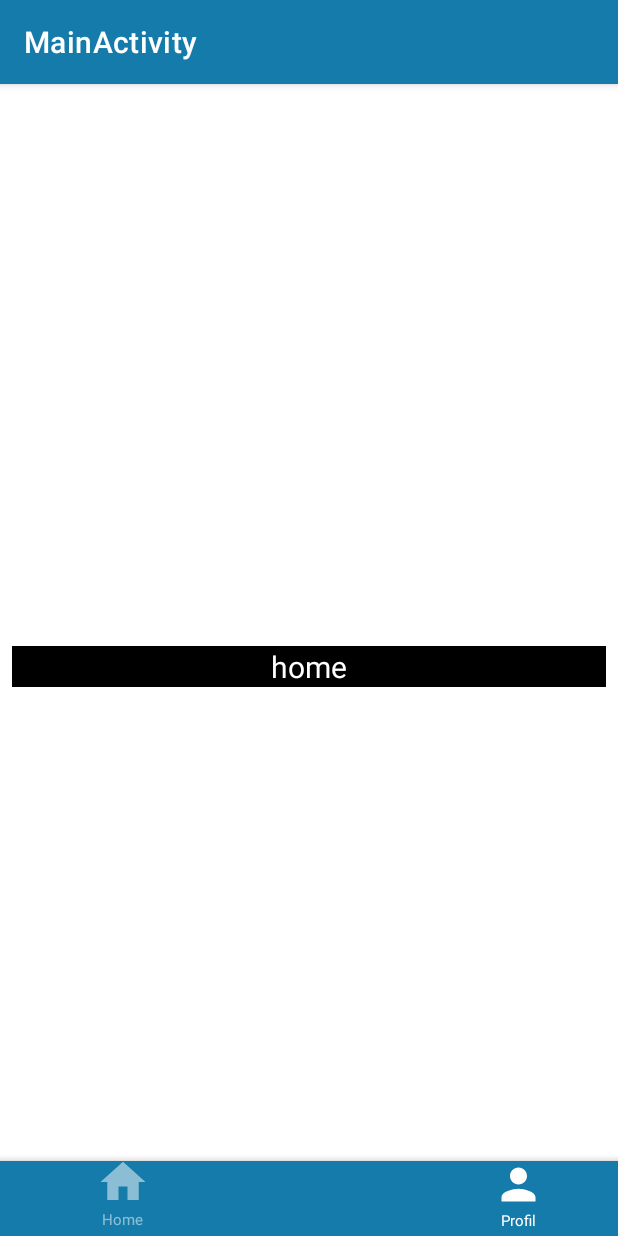
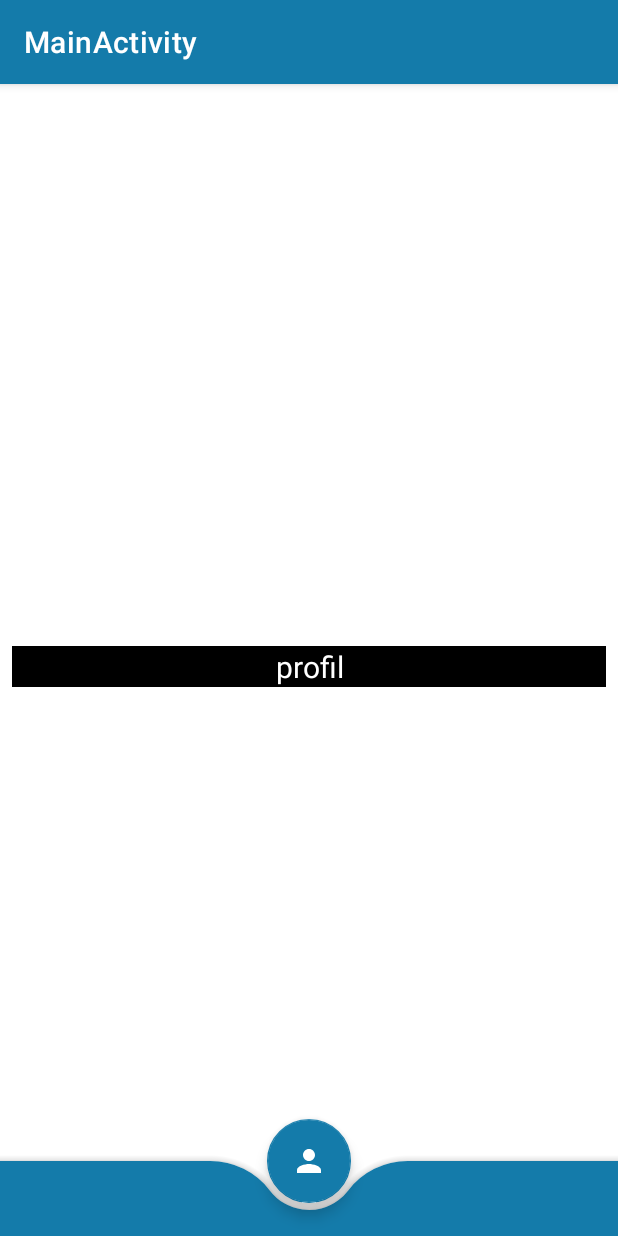
Before and after one commit to argassholeh/emsam, an Android app: the ActivityUtama screen opened directly, with no data from a screen before it, on a phone screen of 412 x 824 dp. Run offline under Robolectric (Android 15) with nearby library versions, the phone set to English and light mode, and no system bars; our stand-ins replace navigation-ui; libraries missing offline, so code that uses them is left out: com.developer.kalert.

Commit message:
Activity Utama

```diff
--- a/app/src/main/java/com/sholeh/emsam/ActivityUtama.java
+++ b/app/src/main/java/com/sholeh/emsam/ActivityUtama.java
@@ -3,6 +3,7 @@ package com.sholeh.emsam;
 import android.content.Context;
 import android.content.res.ColorStateList;
 import android.graphics.Color;
+import android.os.Build;
 import android.os.Bundle;
 import android.view.MenuItem;
 import android.view.View;
@@ -46,6 +47,7 @@ public class ActivityUtama extends AppCompatActivity {
     Preferences preferences;
     KAlertDialog pDialog;
     BaseApiService ApiService;
+    boolean aksesTambah;
 
     @Override
     protected void onCreate(Bundle savedInstanceState) {
@@ -72,6 +74,8 @@ public class ActivityUtama extends AppCompatActivity {
                 imgNavHome.setImageTintList(ColorStateList.valueOf(ContextCompat.getColor(getApplicationContext(), R.color.colorWhite)));
                 HomeFrgament homeFrgament = new HomeFrgament();
                 getSupportFragmentManager().beginTransaction().replace(R.id.content_main_id, homeFrgament).commit();
+                fab_add.setImageDrawable(getResources().getDrawable(R.drawable.ic_add));
+
             }
         });
         ln_profil.setOnClickListener(new View.OnClickListener() {
@@ -84,6 +88,8 @@ public class ActivityUtama extends AppCompatActivity {
                 imgNavHome.setImageTintList(ColorStateList.valueOf(ContextCompat.getColor(getApplicationContext(), R.color.white)));
                 ProfilFrgament inboxFragment = new ProfilFrgament();
                 getSupportFragmentManager().beginTransaction().replace(R.id.content_main_id, inboxFragment).commit();
+                fab_add.setImageDrawable(getResources().getDrawable(R.drawable.ic_add));
+
             }
         });
 
@@ -91,37 +97,56 @@ public class ActivityUtama extends AppCompatActivity {
             @Override
             public void onClick(View v) {
                 fab_add.setBackgroundTintList(ColorStateList.valueOf(getResources().getColor(R.color.colorPrimaryDarkk)));
-                tvxProfil.setTextColor(Color.parseColor("#81FFFFFF"));
-                imgNavProfil.setImageTintList(ColorStateList.valueOf(ContextCompat.getColor(getApplicationContext(), R.color.colorWhite)));
-                tvxHome.setTextColor(Color.parseColor("#81FFFFFF"));
-                imgNavHome.setImageTintList(ColorStateList.valueOf(ContextCompat.getColor(getApplicationContext(), R.color.colorWhite)));
+                tvxProfil.setTextColor(Color.parseColor("#FFFFFF"));
+                imgNavProfil.setImageTintList(ColorStateList.valueOf(ContextCompat.getColor(getApplicationContext(), R.color.white)));
+                tvxHome.setTextColor(Color.parseColor("#FFFFFF"));
+                imgNavHome.setImageTintList(ColorStateList.valueOf(ContextCompat.getColor(getApplicationContext(), R.color.white)));
+                fab_add.setImageDrawable(getResources().getDrawable(R.drawable.ic_add2));
 //                fab_add.setImageDrawable(ContextCompat.getDrawable(getApplicationContext(), R.drawable.ic_home));
-                ProfilFrgament profilFrgament = new ProfilFrgament();
-                getSupportFragmentManager().beginTransaction().replace(R.id.content_main_id, profilFrgament).commit();
-
+               cekAksesFab();
             }
         });
 
 
-        HomeFrgament homeFrgament = new HomeFrgament();
-        getSupportFragmentManager().beginTransaction().replace(R.id.content_main_id, homeFrgament).commit();
-        fab_add.setBackgroundTintList(ColorStateList.valueOf(getResources().getColor(R.color.colorPrimary)));
-        tvxProfil.setTextColor(Color.parseColor("#FFFFFF"));
-        imgNavProfil.setImageTintList(ColorStateList.valueOf(ContextCompat.getColor(getApplicationContext(), R.color.white)));
-        tvxHome.setTextColor(Color.parseColor("#81FFFFFF"));
-        imgNavHome.setImageTintList(ColorStateList.valueOf(ContextCompat.getColor(getApplicationContext(), R.color.colorWhite)));
-
         cekUser();
     }
+
 
     private void cekUser(){
         if(preferences.getSPStatus().equalsIgnoreCase("admin")){
             Toast.makeText(this, "admin", Toast.LENGTH_SHORT).show();
+            aksesTambah = true;
+            HomeFrgament homeFrgament = new HomeFrgament();
+            getSupportFragmentManager().beginTransaction().replace(R.id.content_main_id, homeFrgament).commit();
+            fab_add.setBackgroundTintList(ColorStateList.valueOf(getResources().getColor(R.color.colorPrimary)));
+            tvxProfil.setTextColor(Color.parseColor("#FFFFFF"));
+            imgNavProfil.setImageTintList(ColorStateList.valueOf(ContextCompat.getColor(getApplicationContext(), R.color.white)));
+            tvxHome.setTextColor(Color.parseColor("#81FFFFFF"));
+            imgNavHome.setImageTintList(ColorStateList.valueOf(ContextCompat.getColor(getApplicationContext(), R.color.colorWhite)));
+
         }else {
             Toast.makeText(this, "user", Toast.LENGTH_SHORT).show();
-            fab_add.setVisibility(View.GONE);
+            fab_add.setVisibility(View.VISIBLE);
+            ln_home.setVisibility(View.GONE);
+            ln_profil.setVisibility(View.GONE);
+            fab_add.setImageDrawable(getResources().getDrawable(R.drawable.ic_profil));
+            aksesTambah = false;
+            ProfilFrgament inboxFragment = new ProfilFrgament();
+            getSupportFragmentManager().beginTransaction().replace(R.id.content_main_id, inboxFragment).commit();
+        }
+    }
+
+    private void cekAksesFab() {
+        if (aksesTambah){
+            TambahFrgament tambahFrgament = new TambahFrgament();
+            getSupportFragmentManager().beginTransaction().replace(R.id.content_main_id, tambahFrgament).commit();
+
+        }else{
+            ProfilFrgament inboxFragment = new ProfilFrgament();
+            getSupportFragmentManager().beginTransaction().replace(R.id.content_main_id, inboxFragment).commit();
 
         }
     }
 
+
 }
--- a/app/src/main/res/drawable/ic_add2.xml
+++ b/app/src/main/res/drawable/ic_add2.xml
@@ -1,5 +1,5 @@
 <vector android:height="24dp" android:tint="#81FFFFFF"
     android:viewportHeight="24" android:viewportWidth="24"
     android:width="24dp" xmlns:android="http://schemas.android.com/apk/res/android">
-    <path android:fillColor="@android:color/white" android:pathData="M12,2C6.48,2 2,6.48 2,12s4.48,10 10,10 10,-4.48 10,-10S17.52,2 12,2zM17,13h-4v4h-2v-4L7,13v-2h4L11,7h2v4h4v2z"/>
+    <path android:fillColor="#81FFFFFF" android:pathData="M12,2C6.48,2 2,6.48 2,12s4.48,10 10,10 10,-4.48 10,-10S17.52,2 12,2zM17,13h-4v4h-2v-4L7,13v-2h4L11,7h2v4h4v2z"/>
 </vector>
--- a/app/src/main/res/layout/activity_utama.xml
+++ b/app/src/main/res/layout/activity_utama.xml
@@ -49,14 +49,14 @@
         <com.google.android.material.floatingactionbutton.FloatingActionButton
             app:backgroundTint="@color/colorPrimary"
             android:id="@+id/fab_add"
+            android:src="@drawable/ic_add"
             android:layout_width="wrap_content"
             android:layout_height="wrap_content"
             android:layout_marginBottom="5dp"
             android:elevation="4dp"
             android:tint="@android:color/white"
             app:fabSize="normal"
-            app:layout_anchor="@+id/navigation"
-            app:srcCompat="@drawable/ic_add" />
+            app:layout_anchor="@+id/navigation" />
 
 
 
```
